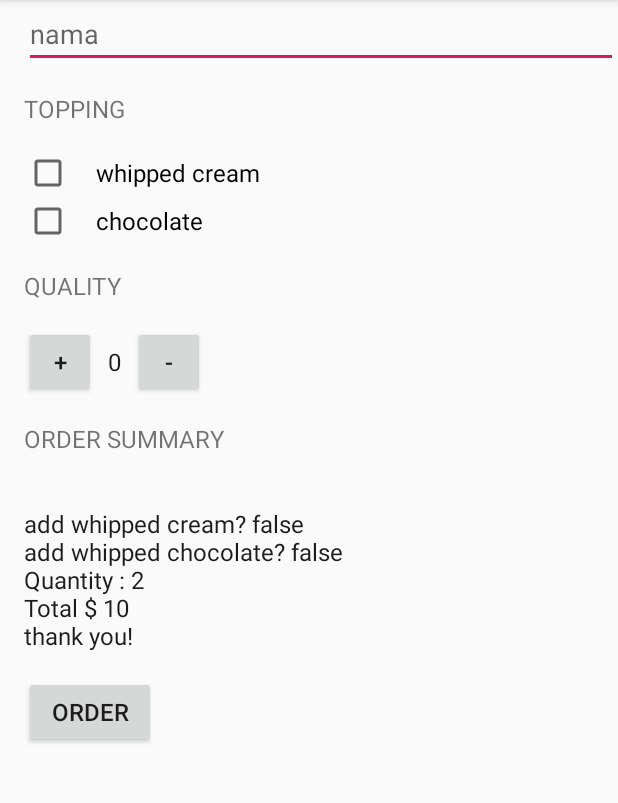
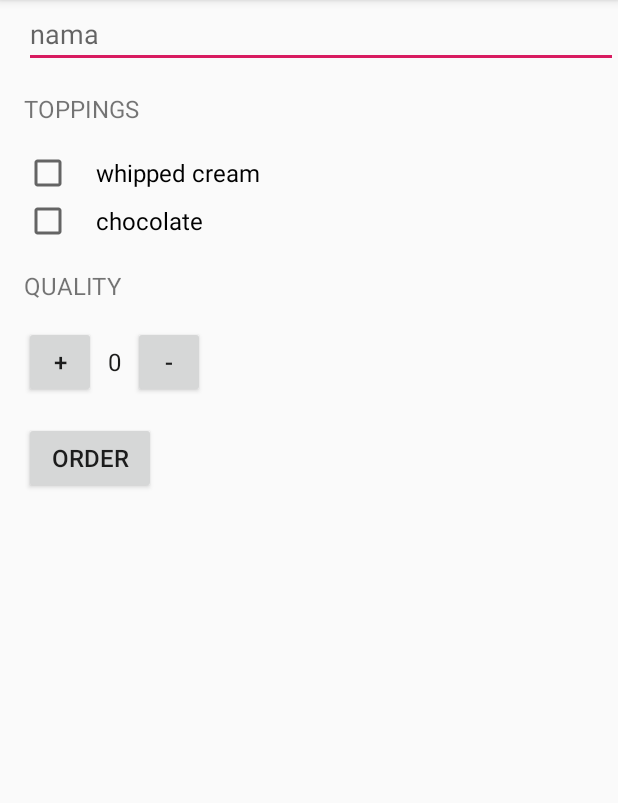
Before and after one commit to yunuswidodo/udacityBasic, an Android app: the screen it shows after launch (MainActivity), after a tap on "ORDER", on a phone screen of 412 x 824 dp, the part 84-887 px from its top. Run offline under Robolectric (Android 15) with nearby library versions, the phone set to English and light mode, and no system bars.

Commit message:
string other language

```diff
--- a/basic/app/src/main/java/e/yunus/basicjava/MainActivity.java
+++ b/basic/app/src/main/java/e/yunus/basicjava/MainActivity.java
@@ -2,12 +2,15 @@ package e.yunus.basicjava;
 
 import androidx.appcompat.app.AppCompatActivity;
 
+import android.content.Intent;
+import android.net.Uri;
 import android.os.Bundle;
 import android.util.Log;
 import android.view.View;
 import android.widget.CheckBox;
 import android.widget.EditText;
 import android.widget.TextView;
+import android.widget.Toast;
 
 import java.text.NumberFormat;
 import java.util.Locale;
@@ -25,9 +28,17 @@ public class MainActivity extends AppCompatActivity {
 
     public void increment(View view){
         quantity = quantity + 1;
+        if (quantity == 100){
+            Toast.makeText(this, "you cannot have than 100 coffee", Toast.LENGTH_SHORT).show();
+            return;
+        }
         displayQuatity(quantity);
     }
      public void decrement(View view){
+        if (quantity == 1){
+            Toast.makeText(this, "you cannot have less than 1 coffe ", Toast.LENGTH_SHORT).show();
+            return;
+        }
         quantity = quantity - 1;
         displayQuatity(quantity);
      }
@@ -45,8 +56,16 @@ public class MainActivity extends AppCompatActivity {
         int price = calculationPrice(haswhippedCream,hasChocolate ); //memanggik calculation
         String princeMessage = createOrderSummary(name, haswhippedCream, hasChocolate, price); //memanggil crateOrderSummary
 
-        displayMessage(princeMessage);
+        Intent intent = new Intent(Intent.ACTION_SENDTO);
+        intent.setData(Uri.parse("mailto:")); // only email apps should handle this
+        intent.putExtra(Intent.EXTRA_SUBJECT, "just java order" + name);
+        intent.putExtra(Intent.EXTRA_TEXT, princeMessage);
 
+        if (intent.resolveActivity(getPackageManager()) != null) {
+            startActivity(intent);
+        }
+
+       // displayMessage(princeMessage); display order
 
     }
 
@@ -64,12 +83,12 @@ public class MainActivity extends AppCompatActivity {
 
 
     private String createOrderSummary(String name, boolean addWhippedCream, boolean addWhipedChocolate, int price){
-        String princeMessage = name;
+        String princeMessage = getString(R.string.order_summary_name, name);
         princeMessage += "\nadd whipped cream? " + addWhippedCream;
         princeMessage += "\nadd whipped chocolate? " + addWhipedChocolate;
         princeMessage += "\nQuantity : " + quantity;   //artinya princemassage =  princemassage
         princeMessage += "\nTotal $ "  + price;
-        princeMessage =  princeMessage + "\nthank you!" ;
+        princeMessage =  princeMessage + getString(R.string.thank_you) ;
         return princeMessage;
     }
 
@@ -78,14 +97,9 @@ public class MainActivity extends AppCompatActivity {
         TextView quantityTextView = findViewById(R.id.quantity_text_view);
         quantityTextView.setText("" + number);
     }
-//    private void displayPrice(int number){
-//        TextView princeTextView = findViewById(R.id.price_text_view);
-//        //defauld number adalah local coding tanpa dikasih parameter
-//        princeTextView.setText(NumberFormat.getCurrencyInstance(Locale.US).format(number));
+
+//    private void  displayMessage(String  message){  untuk display order
+//        TextView orderSummaryTextView = findViewById(R.id.order_summary_text_view);
+//        orderSummaryTextView.setText(message);
 //    }
-
-    private void  displayMessage(String  message){
-        TextView orderSummaryTextView = findViewById(R.id.order_summary_text_view);
-        orderSummaryTextView.setText(message);
-    }
 }
--- a/basic/app/src/main/res/layout/activity_main.xml
+++ b/basic/app/src/main/res/layout/activity_main.xml
@@ -26,7 +26,7 @@
         android:layout_marginLeft="16dp"
         android:layout_marginTop="16dp"
         android:layout_marginBottom="16dp"
-        android:text="topping"
+        android:text="@string/toppings"
         android:textAllCaps="true"
         android:textSize="16dp" />
 
@@ -98,33 +98,25 @@
     </LinearLayout>
 
 
-    <TextView
-        android:layout_width="wrap_content"
-        android:layout_height="wrap_content"
-        android:layout_marginLeft="16dp"
-        android:layout_marginTop="16dp"
-        android:text="Order Summary"
-        android:textAllCaps="true"
-        android:textSize="16dp" />
-
-    <TextView
-        android:id="@+id/order_summary_text_view"
-        android:layout_width="wrap_content"
-        android:layout_height="wrap_content"
-        android:layout_marginTop="16dp"
-        android:paddingLeft="16dp"
-        android:text="0"
-        android:textColor="#1c1c1b"
-        android:textSize="16dp" />
+<!--    <TextView-->
+<!--        android:layout_width="wrap_content"-->
+<!--        android:layout_height="wrap_content"-->
+<!--        android:layout_marginLeft="16dp"-->
+<!--        android:layout_marginTop="16dp"-->
+<!--        android:text="Order Summary"-->
+<!--        android:textAllCaps="true"-->
+<!--        android:textSize="16dp" />-->
 
 <!--    <TextView-->
-<!--        android:id="@+id/string_text_view"-->
+<!--        android:id="@+id/order_summary_text_view"-->
 <!--        android:layout_width="wrap_content"-->
 <!--        android:layout_height="wrap_content"-->
+<!--        android:layout_marginTop="16dp"-->
 <!--        android:paddingLeft="16dp"-->
-<!--        android:text="coba"-->
-<!--        android:textSize="26dp"-->
-<!--        />-->
+<!--        android:text="0"-->
+<!--        android:textColor="#1c1c1b"-->
+<!--        android:textSize="16dp" />-->
+
 
     <Button
         android:layout_width="wrap_content"
--- a/basic/app/src/main/res/values/strings.xml
+++ b/basic/app/src/main/res/values/strings.xml
@@ -1,3 +1,7 @@
-<resources>
+<resources xmlns:xliff="urn:oasis:names:tc:xliff:document:1.2">
     <string name="app_name">BasicJava</string>
+    <string name="toppings">Toppings</string>
+    <string name="thank_you">Thank You!</string>
+
+    <string name="order_summary_name" translatable="false">Name: <xliff:g id="name" example="Amy">%S</xliff:g></string>
 </resources>
```
Also changed, not shown: 1 other file.
